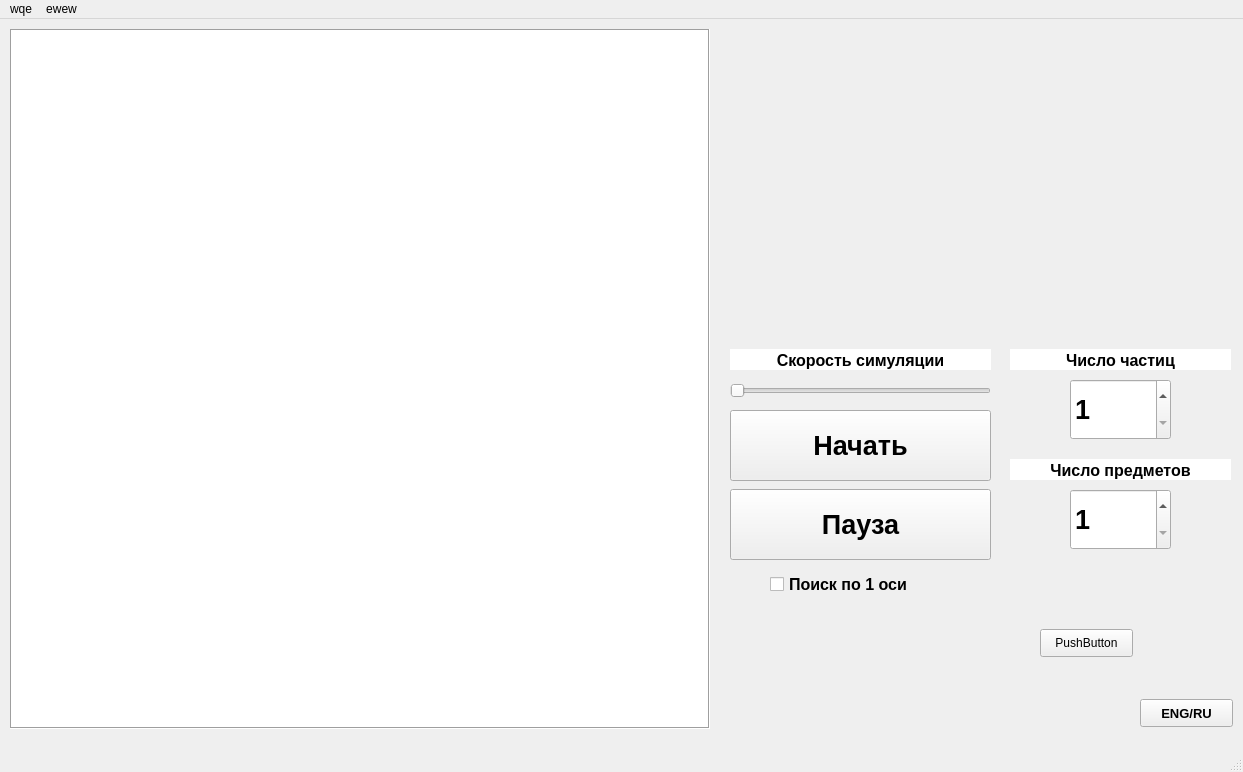
Qt form wdw.ui (NoferBeautiful/random-search-multiple-targets) before a commit.
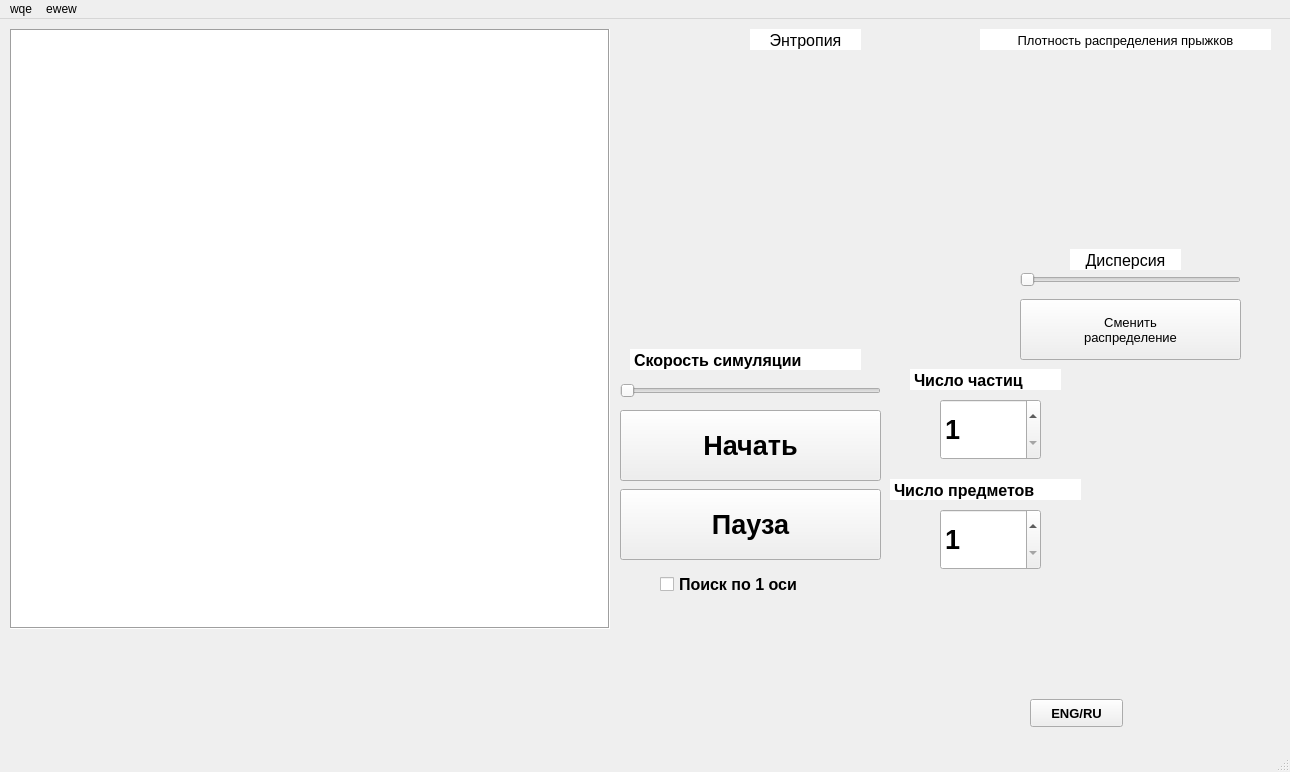
The same form after that commit.

The edit to the form file:
```diff
--- a/wdw.ui
+++ b/wdw.ui
@@ -6,7 +6,7 @@
    <rect>
     <x>0</x>
     <y>0</y>
-    <width>1243</width>
+    <width>1290</width>
     <height>772</height>
    </rect>
   </property>
@@ -19,8 +19,8 @@
      <rect>
       <x>10</x>
       <y>10</y>
-      <width>700</width>
-      <height>700</height>
+      <width>600</width>
+      <height>600</height>
      </rect>
     </property>
     <property name="frameShape">
@@ -36,7 +36,7 @@
    <widget class="QPushButton" name="startButton">
     <property name="geometry">
      <rect>
-      <x>730</x>
+      <x>620</x>
       <y>391</y>
       <width>261</width>
       <height>71</height>
@@ -57,7 +57,7 @@
    <widget class="QPushButton" name="pauseButton">
     <property name="geometry">
      <rect>
-      <x>730</x>
+      <x>620</x>
       <y>470</y>
       <width>261</width>
       <height>71</height>
@@ -80,7 +80,7 @@
    <widget class="QSlider" name="speedSlider">
     <property name="geometry">
      <rect>
-      <x>730</x>
+      <x>620</x>
       <y>361</y>
       <width>261</width>
       <height>22</height>
@@ -105,9 +105,9 @@
    <widget class="QTextBrowser" name="textSliderSimSpeed">
     <property name="geometry">
      <rect>
-      <x>730</x>
+      <x>630</x>
       <y>330</y>
-      <width>261</width>
+      <width>231</width>
       <height>21</height>
      </rect>
     </property>
@@ -256,7 +256,7 @@
 &lt;html&gt;&lt;head&gt;&lt;meta name=&quot;qrichtext&quot; content=&quot;1&quot; /&gt;&lt;style type=&quot;text/css&quot;&gt;
 p, li { white-space: pre-wrap; }
 &lt;/style&gt;&lt;/head&gt;&lt;body style=&quot; font-family:'MS Shell Dlg 2'; font-size:12pt; font-weight:400; font-style:normal;&quot;&gt;
-&lt;p align=&quot;center&quot; style=&quot; margin-top:0px; margin-bottom:0px; margin-left:0px; margin-right:0px; -qt-block-indent:0; text-indent:0px;&quot;&gt;&lt;span style=&quot; font-weight:600;&quot;&gt;Скорость симуляции&lt;/span&gt;&lt;/p&gt;&lt;/body&gt;&lt;/html&gt;</string>
+&lt;p style=&quot; margin-top:0px; margin-bottom:0px; margin-left:0px; margin-right:0px; -qt-block-indent:0; text-indent:0px;&quot;&gt;&lt;span style=&quot; font-weight:600;&quot;&gt;Скорость симуляции&lt;/span&gt;&lt;/p&gt;&lt;/body&gt;&lt;/html&gt;</string>
     </property>
     <property name="textInteractionFlags">
      <set>Qt::NoTextInteraction</set>
@@ -265,7 +265,7 @@
    <widget class="QCheckBox" name="checkBoxSearchSimple">
     <property name="geometry">
      <rect>
-      <x>770</x>
+      <x>660</x>
       <y>550</y>
       <width>191</width>
       <height>31</height>
@@ -285,8 +285,8 @@
    <widget class="QSpinBox" name="spinBoxAgentsCount">
     <property name="geometry">
      <rect>
-      <x>1070</x>
-      <y>360</y>
+      <x>940</x>
+      <y>380</y>
       <width>101</width>
       <height>61</height>
      </rect>
@@ -308,8 +308,8 @@
    <widget class="QSpinBox" name="spinBoxTargetsCount">
     <property name="geometry">
      <rect>
-      <x>1070</x>
-      <y>470</y>
+      <x>940</x>
+      <y>490</y>
       <width>101</width>
       <height>61</height>
      </rect>
@@ -331,19 +331,19 @@
    <widget class="QWidget" name="widgetPlotEntropy" native="true">
     <property name="geometry">
      <rect>
-      <x>730</x>
-      <y>10</y>
-      <width>491</width>
-      <height>291</height>
+      <x>620</x>
+      <y>30</y>
+      <width>361</width>
+      <height>271</height>
      </rect>
     </property>
    </widget>
    <widget class="QTextBrowser" name="textSliderParticlesNumber">
     <property name="geometry">
      <rect>
-      <x>1010</x>
-      <y>330</y>
-      <width>221</width>
+      <x>910</x>
+      <y>350</y>
+      <width>151</width>
       <height>21</height>
      </rect>
     </property>
@@ -492,7 +492,7 @@
 &lt;html&gt;&lt;head&gt;&lt;meta name=&quot;qrichtext&quot; content=&quot;1&quot; /&gt;&lt;style type=&quot;text/css&quot;&gt;
 p, li { white-space: pre-wrap; }
 &lt;/style&gt;&lt;/head&gt;&lt;body style=&quot; font-family:'MS Shell Dlg 2'; font-size:12pt; font-weight:400; font-style:normal;&quot;&gt;
-&lt;p align=&quot;center&quot; style=&quot; margin-top:0px; margin-bottom:0px; margin-left:0px; margin-right:0px; -qt-block-indent:0; text-indent:0px;&quot;&gt;&lt;span style=&quot; font-weight:600;&quot;&gt;Число частиц&lt;/span&gt;&lt;/p&gt;&lt;/body&gt;&lt;/html&gt;</string>
+&lt;p style=&quot; margin-top:0px; margin-bottom:0px; margin-left:0px; margin-right:0px; -qt-block-indent:0; text-indent:0px;&quot;&gt;&lt;span style=&quot; font-weight:600;&quot;&gt;Число частиц&lt;/span&gt;&lt;/p&gt;&lt;/body&gt;&lt;/html&gt;</string>
     </property>
     <property name="textInteractionFlags">
      <set>Qt::NoTextInteraction</set>
@@ -501,9 +501,9 @@
    <widget class="QTextBrowser" name="textSliderItemsNumber">
     <property name="geometry">
      <rect>
-      <x>1010</x>
-      <y>440</y>
-      <width>221</width>
+      <x>890</x>
+      <y>460</y>
+      <width>191</width>
       <height>21</height>
      </rect>
     </property>
@@ -652,7 +652,7 @@
 &lt;html&gt;&lt;head&gt;&lt;meta name=&quot;qrichtext&quot; content=&quot;1&quot; /&gt;&lt;style type=&quot;text/css&quot;&gt;
 p, li { white-space: pre-wrap; }
 &lt;/style&gt;&lt;/head&gt;&lt;body style=&quot; font-family:'MS Shell Dlg 2'; font-size:12pt; font-weight:400; font-style:normal;&quot;&gt;
-&lt;p align=&quot;center&quot; style=&quot; margin-top:0px; margin-bottom:0px; margin-left:0px; margin-right:0px; -qt-block-indent:0; text-indent:0px;&quot;&gt;&lt;span style=&quot; font-weight:600;&quot;&gt;Число предметов&lt;/span&gt;&lt;/p&gt;&lt;/body&gt;&lt;/html&gt;</string>
+&lt;p style=&quot; margin-top:0px; margin-bottom:0px; margin-left:0px; margin-right:0px; -qt-block-indent:0; text-indent:0px;&quot;&gt;&lt;span style=&quot; font-weight:600;&quot;&gt;Число предметов&lt;/span&gt;&lt;/p&gt;&lt;/body&gt;&lt;/html&gt;</string>
     </property>
     <property name="textInteractionFlags">
      <set>Qt::NoTextInteraction</set>
@@ -661,7 +661,7 @@
    <widget class="QPushButton" name="locButton">
     <property name="geometry">
      <rect>
-      <x>1140</x>
+      <x>1030</x>
       <y>680</y>
       <width>93</width>
       <height>28</height>
@@ -681,24 +681,542 @@
    <widget class="QWidget" name="widgetPlotDistribution" native="true">
     <property name="geometry">
      <rect>
-      <x>750</x>
-      <y>590</y>
-      <width>241</width>
-      <height>131</height>
+      <x>970</x>
+      <y>30</y>
+      <width>301</width>
+      <height>191</height>
      </rect>
     </property>
    </widget>
    <widget class="QPushButton" name="distributionButton">
     <property name="geometry">
      <rect>
-      <x>1040</x>
-      <y>610</y>
-      <width>93</width>
-      <height>28</height>
+      <x>1020</x>
+      <y>280</y>
+      <width>221</width>
+      <height>61</height>
      </rect>
     </property>
+    <property name="font">
+     <font>
+      <pointsize>10</pointsize>
+      <strikeout>false</strikeout>
+     </font>
+    </property>
     <property name="text">
-     <string>PushButton</string>
+     <string>Сменить
+распределение</string>
+    </property>
+   </widget>
+   <widget class="QSlider" name="varianceSlider">
+    <property name="geometry">
+     <rect>
+      <x>1020</x>
+      <y>250</y>
+      <width>221</width>
+      <height>22</height>
+     </rect>
+    </property>
+    <property name="minimum">
+     <number>0</number>
+    </property>
+    <property name="maximum">
+     <number>50</number>
+    </property>
+    <property name="singleStep">
+     <number>5</number>
+    </property>
+    <property name="sliderPosition">
+     <number>0</number>
+    </property>
+    <property name="orientation">
+     <enum>Qt::Horizontal</enum>
+    </property>
+    <property name="tickPosition">
+     <enum>QSlider::NoTicks</enum>
+    </property>
+    <property name="tickInterval">
+     <number>0</number>
+    </property>
+   </widget>
+   <widget class="QTextBrowser" name="textSliderVariance">
+    <property name="geometry">
+     <rect>
+      <x>1070</x>
+      <y>230</y>
+      <width>111</width>
+      <height>21</height>
+     </rect>
+    </property>
+    <property name="palette">
+     <palette>
+      <active>
+       <colorrole role="Button">
+        <brush brushstyle="SolidPattern">
+         <color alpha="255">
+          <red>255</red>
+          <green>255</green>
+          <blue>255</blue>
+         </color>
+        </brush>
+       </colorrole>
+       <colorrole role="Midlight">
+        <brush brushstyle="SolidPattern">
+         <color alpha="255">
+          <red>255</red>
+          <green>255</green>
+          <blue>255</blue>
+         </color>
+        </brush>
+       </colorrole>
+       <colorrole role="Base">
+        <brush brushstyle="SolidPattern">
+         <color alpha="255">
+          <red>255</red>
+          <green>255</green>
+          <blue>255</blue>
+         </color>
+        </brush>
+       </colorrole>
+       <colorrole role="Window">
+        <brush brushstyle="SolidPattern">
+         <color alpha="255">
+          <red>255</red>
+          <green>255</green>
+          <blue>255</blue>
+         </color>
+        </brush>
+       </colorrole>
+      </active>
+      <inactive>
+       <colorrole role="Button">
+        <brush brushstyle="SolidPattern">
+         <color alpha="255">
+          <red>255</red>
+          <green>255</green>
+          <blue>255</blue>
+         </color>
+        </brush>
+       </colorrole>
+       <colorrole role="Midlight">
+        <brush brushstyle="SolidPattern">
+         <color alpha="255">
+          <red>255</red>
+          <green>255</green>
+          <blue>255</blue>
+         </color>
+        </brush>
+       </colorrole>
+       <colorrole role="Base">
+        <brush brushstyle="SolidPattern">
+         <color alpha="255">
+          <red>255</red>
+          <green>255</green>
+          <blue>255</blue>
+         </color>
+        </brush>
+       </colorrole>
+       <colorrole role="Window">
+        <brush brushstyle="SolidPattern">
+         <color alpha="255">
+          <red>255</red>
+          <green>255</green>
+          <blue>255</blue>
+         </color>
+        </brush>
+       </colorrole>
+      </inactive>
+      <disabled>
+       <colorrole role="Button">
+        <brush brushstyle="SolidPattern">
+         <color alpha="255">
+          <red>255</red>
+          <green>255</green>
+          <blue>255</blue>
+         </color>
+        </brush>
+       </colorrole>
+       <colorrole role="Midlight">
+        <brush brushstyle="SolidPattern">
+         <color alpha="255">
+          <red>255</red>
+          <green>255</green>
+          <blue>255</blue>
+         </color>
+        </brush>
+       </colorrole>
+       <colorrole role="Base">
+        <brush brushstyle="SolidPattern">
+         <color alpha="255">
+          <red>255</red>
+          <green>255</green>
+          <blue>255</blue>
+         </color>
+        </brush>
+       </colorrole>
+       <colorrole role="Window">
+        <brush brushstyle="SolidPattern">
+         <color alpha="255">
+          <red>255</red>
+          <green>255</green>
+          <blue>255</blue>
+         </color>
+        </brush>
+       </colorrole>
+      </disabled>
+     </palette>
+    </property>
+    <property name="font">
+     <font>
+      <pointsize>12</pointsize>
+      <weight>50</weight>
+      <bold>false</bold>
+     </font>
+    </property>
+    <property name="autoFillBackground">
+     <bool>false</bool>
+    </property>
+    <property name="frameShape">
+     <enum>QFrame::NoFrame</enum>
+    </property>
+    <property name="frameShadow">
+     <enum>QFrame::Sunken</enum>
+    </property>
+    <property name="verticalScrollBarPolicy">
+     <enum>Qt::ScrollBarAlwaysOff</enum>
+    </property>
+    <property name="horizontalScrollBarPolicy">
+     <enum>Qt::ScrollBarAlwaysOff</enum>
+    </property>
+    <property name="html">
+     <string>&lt;!DOCTYPE HTML PUBLIC &quot;-//W3C//DTD HTML 4.0//EN&quot; &quot;http://www.w3.org/TR/REC-html40/strict.dtd&quot;&gt;
+&lt;html&gt;&lt;head&gt;&lt;meta name=&quot;qrichtext&quot; content=&quot;1&quot; /&gt;&lt;style type=&quot;text/css&quot;&gt;
+p, li { white-space: pre-wrap; }
+&lt;/style&gt;&lt;/head&gt;&lt;body style=&quot; font-family:'MS Shell Dlg 2'; font-size:12pt; font-weight:400; font-style:normal;&quot;&gt;
+&lt;p align=&quot;center&quot; style=&quot; margin-top:0px; margin-bottom:0px; margin-left:0px; margin-right:0px; -qt-block-indent:0; text-indent:0px;&quot;&gt;Дисперсия&lt;/p&gt;&lt;/body&gt;&lt;/html&gt;</string>
+    </property>
+    <property name="textInteractionFlags">
+     <set>Qt::NoTextInteraction</set>
+    </property>
+   </widget>
+   <widget class="QTextBrowser" name="textSliderEntropy">
+    <property name="geometry">
+     <rect>
+      <x>750</x>
+      <y>10</y>
+      <width>111</width>
+      <height>21</height>
+     </rect>
+    </property>
+    <property name="palette">
+     <palette>
+      <active>
+       <colorrole role="Button">
+        <brush brushstyle="SolidPattern">
+         <color alpha="255">
+          <red>255</red>
+          <green>255</green>
+          <blue>255</blue>
+         </color>
+        </brush>
+       </colorrole>
+       <colorrole role="Midlight">
+        <brush brushstyle="SolidPattern">
+         <color alpha="255">
+          <red>255</red>
+          <green>255</green>
+          <blue>255</blue>
+         </color>
+        </brush>
+       </colorrole>
+       <colorrole role="Base">
+        <brush brushstyle="SolidPattern">
+         <color alpha="255">
+          <red>255</red>
+          <green>255</green>
+          <blue>255</blue>
+         </color>
+        </brush>
+       </colorrole>
+       <colorrole role="Window">
+        <brush brushstyle="SolidPattern">
+         <color alpha="255">
+          <red>255</red>
+          <green>255</green>
+          <blue>255</blue>
+         </color>
+        </brush>
+       </colorrole>
+      </active>
+      <inactive>
+       <colorrole role="Button">
+        <brush brushstyle="SolidPattern">
+         <color alpha="255">
+          <red>255</red>
+          <green>255</green>
+          <blue>255</blue>
+         </color>
+        </brush>
+       </colorrole>
+       <colorrole role="Midlight">
+        <brush brushstyle="SolidPattern">
+         <color alpha="255">
+          <red>255</red>
+          <green>255</green>
+          <blue>255</blue>
+         </color>
+        </brush>
+       </colorrole>
+       <colorrole role="Base">
+        <brush brushstyle="SolidPattern">
+         <color alpha="255">
+          <red>255</red>
+          <green>255</green>
+          <blue>255</blue>
+         </color>
+        </brush>
+       </colorrole>
+       <colorrole role="Window">
+        <brush brushstyle="SolidPattern">
+         <color alpha="255">
+          <red>255</red>
+          <green>255</green>
+          <blue>255</blue>
+         </color>
+        </brush>
+       </colorrole>
+      </inactive>
+      <disabled>
+       <colorrole role="Button">
+        <brush brushstyle="SolidPattern">
+         <color alpha="255">
+          <red>255</red>
+          <green>255</green>
+          <blue>255</blue>
+         </color>
+        </brush>
+       </colorrole>
+       <colorrole role="Midlight">
+        <brush brushstyle="SolidPattern">
+         <color alpha="255">
+          <red>255</red>
+          <green>255</green>
+          <blue>255</blue>
+         </color>
+        </brush>
+       </colorrole>
+       <colorrole role="Base">
+        <brush brushstyle="SolidPattern">
+         <color alpha="255">
+          <red>255</red>
+          <green>255</green>
+          <blue>255</blue>
+         </color>
+        </brush>
+       </colorrole>
+       <colorrole role="Window">
+        <brush brushstyle="SolidPattern">
+         <color alpha="255">
+          <red>255</red>
+          <green>255</green>
+          <blue>255</blue>
+         </color>
+        </brush>
+       </colorrole>
+      </disabled>
+     </palette>
+    </property>
+    <property name="font">
+     <font>
+      <pointsize>12</pointsize>
+      <weight>50</weight>
+      <bold>false</bold>
+     </font>
+    </property>
+    <property name="autoFillBackground">
+     <bool>false</bool>
+    </property>
+    <property name="frameShape">
+     <enum>QFrame::NoFrame</enum>
+    </property>
+    <property name="frameShadow">
+     <enum>QFrame::Sunken</enum>
+    </property>
+    <property name="verticalScrollBarPolicy">
+     <enum>Qt::ScrollBarAlwaysOff</enum>
+    </property>
+    <property name="horizontalScrollBarPolicy">
+     <enum>Qt::ScrollBarAlwaysOff</enum>
+    </property>
+    <property name="html">
+     <string>&lt;!DOCTYPE HTML PUBLIC &quot;-//W3C//DTD HTML 4.0//EN&quot; &quot;http://www.w3.org/TR/REC-html40/strict.dtd&quot;&gt;
+&lt;html&gt;&lt;head&gt;&lt;meta name=&quot;qrichtext&quot; content=&quot;1&quot; /&gt;&lt;style type=&quot;text/css&quot;&gt;
+p, li { white-space: pre-wrap; }
+&lt;/style&gt;&lt;/head&gt;&lt;body style=&quot; font-family:'MS Shell Dlg 2'; font-size:12pt; font-weight:400; font-style:normal;&quot;&gt;
+&lt;p align=&quot;center&quot; style=&quot; margin-top:0px; margin-bottom:0px; margin-left:0px; margin-right:0px; -qt-block-indent:0; text-indent:0px;&quot;&gt;Энтропия&lt;/p&gt;&lt;/body&gt;&lt;/html&gt;</string>
+    </property>
+    <property name="textInteractionFlags">
+     <set>Qt::NoTextInteraction</set>
+    </property>
+   </widget>
+   <widget class="QTextBrowser" name="textSliderDistribution">
+    <property name="geometry">
+     <rect>
+      <x>980</x>
+      <y>10</y>
+      <width>291</width>
+      <height>21</height>
+     </rect>
+    </property>
+    <property name="palette">
+     <palette>
+      <active>
+       <colorrole role="Button">
+        <brush brushstyle="SolidPattern">
+         <color alpha="255">
+          <red>255</red>
+          <green>255</green>
+          <blue>255</blue>
+         </color>
+        </brush>
+       </colorrole>
+       <colorrole role="Midlight">
+        <brush brushstyle="SolidPattern">
+         <color alpha="255">
+          <red>255</red>
+          <green>255</green>
+          <blue>255</blue>
+         </color>
+        </brush>
+       </colorrole>
+       <colorrole role="Base">
+        <brush brushstyle="SolidPattern">
+         <color alpha="255">
+          <red>255</red>
+          <green>255</green>
+          <blue>255</blue>
+         </color>
+        </brush>
+       </colorrole>
+       <colorrole role="Window">
+        <brush brushstyle="SolidPattern">
+         <color alpha="255">
+          <red>255</red>
+          <green>255</green>
+          <blue>255</blue>
+         </color>
+        </brush>
+       </colorrole>
+      </active>
+      <inactive>
+       <colorrole role="Button">
+        <brush brushstyle="SolidPattern">
+         <color alpha="255">
+          <red>255</red>
+          <green>255</green>
+          <blue>255</blue>
+         </color>
+        </brush>
+       </colorrole>
+       <colorrole role="Midlight">
+        <brush brushstyle="SolidPattern">
+         <color alpha="255">
+          <red>255</red>
+          <green>255</green>
+          <blue>255</blue>
+         </color>
+        </brush>
+       </colorrole>
+       <colorrole role="Base">
+        <brush brushstyle="SolidPattern">
+         <color alpha="255">
+          <red>255</red>
+          <green>255</green>
+          <blue>255</blue>
+         </color>
+        </brush>
+       </colorrole>
+       <colorrole role="Window">
+        <brush brushstyle="SolidPattern">
+         <color alpha="255">
+          <red>255</red>
+          <green>255</green>
+          <blue>255</blue>
+         </color>
+        </brush>
+       </colorrole>
+      </inactive>
+      <disabled>
+       <colorrole role="Button">
+        <brush brushstyle="SolidPattern">
+         <color alpha="255">
+          <red>255</red>
+          <green>255</green>
+          <blue>255</blue>
+         </color>
+        </brush>
+       </colorrole>
+       <colorrole role="Midlight">
+        <brush brushstyle="SolidPattern">
+         <color alpha="255">
+          <red>255</red>
+          <green>255</green>
+          <blue>255</blue>
+         </color>
+        </brush>
+       </colorrole>
+       <colorrole role="Base">
+        <brush brushstyle="SolidPattern">
+         <color alpha="255">
+          <red>255</red>
+          <green>255</green>
+          <blue>255</blue>
+         </color>
+        </brush>
+       </colorrole>
+       <colorrole role="Window">
+        <brush brushstyle="SolidPattern">
+         <color alpha="255">
+          <red>255</red>
+          <green>255</green>
+          <blue>255</blue>
+         </color>
+        </brush>
+       </colorrole>
+      </disabled>
+     </palette>
+    </property>
+    <property name="font">
+     <font>
+      <pointsize>12</pointsize>
+      <weight>50</weight>
+      <bold>false</bold>
+     </font>
+    </property>
+    <property name="autoFillBackground">
+     <bool>false</bool>
+    </property>
+    <property name="frameShape">
+     <enum>QFrame::NoFrame</enum>
+    </property>
+    <property name="frameShadow">
+     <enum>QFrame::Sunken</enum>
+    </property>
+    <property name="verticalScrollBarPolicy">
+     <enum>Qt::ScrollBarAlwaysOff</enum>
+    </property>
+    <property name="horizontalScrollBarPolicy">
+     <enum>Qt::ScrollBarAlwaysOff</enum>
+    </property>
+    <property name="html">
+     <string>&lt;!DOCTYPE HTML PUBLIC &quot;-//W3C//DTD HTML 4.0//EN&quot; &quot;http://www.w3.org/TR/REC-html40/strict.dtd&quot;&gt;
+&lt;html&gt;&lt;head&gt;&lt;meta name=&quot;qrichtext&quot; content=&quot;1&quot; /&gt;&lt;style type=&quot;text/css&quot;&gt;
+p, li { white-space: pre-wrap; }
+&lt;/style&gt;&lt;/head&gt;&lt;body style=&quot; font-family:'MS Shell Dlg 2'; font-size:12pt; font-weight:400; font-style:normal;&quot;&gt;
+&lt;p align=&quot;center&quot; style=&quot; margin-top:0px; margin-bottom:0px; margin-left:0px; margin-right:0px; -qt-block-indent:0; text-indent:0px;&quot;&gt;&lt;span style=&quot; font-size:10pt;&quot;&gt;Плотность распределения прыжков&lt;/span&gt;&lt;/p&gt;&lt;/body&gt;&lt;/html&gt;</string>
+    </property>
+    <property name="textInteractionFlags">
+     <set>Qt::NoTextInteraction</set>
     </property>
    </widget>
   </widget>
@@ -707,7 +1225,7 @@
     <rect>
      <x>0</x>
      <y>0</y>
-     <width>1243</width>
+     <width>1290</width>
      <height>26</height>
     </rect>
    </property>
```
